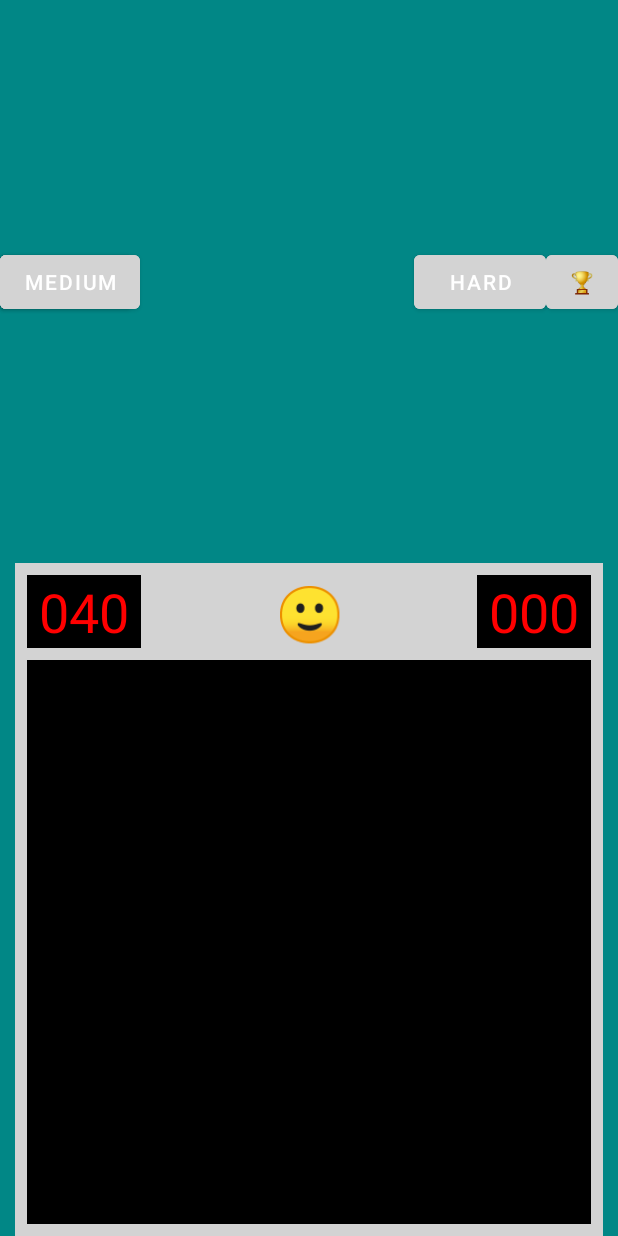
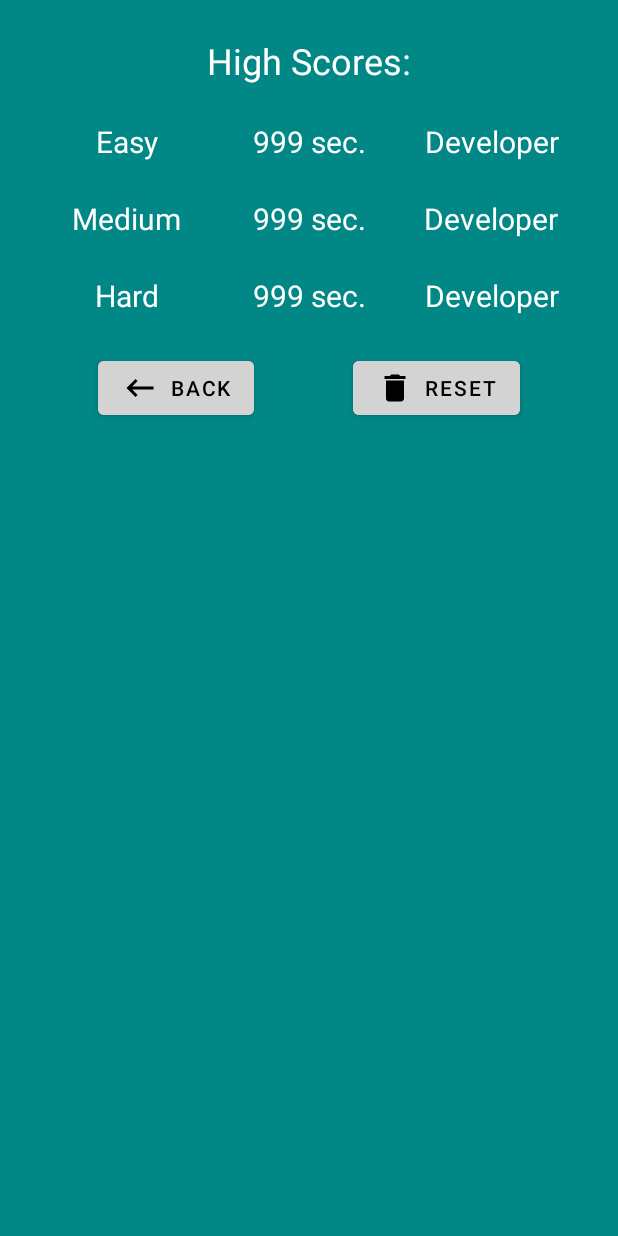
Before and after one commit to Aeforeva/Minesweeper, an Android app: the screen it shows after launch (MainActivity), after a tap on an icon or button, on a phone screen of 412 x 824 dp. Run offline under Robolectric (Android 15) with nearby library versions, the phone set to English and light mode, and no system bars; our stand-ins replace data binding, navigation-ui; 8 statements that could not run were skipped; 2 other taps on this screen came first.

Commit message:
store high scores with sharedPref

```diff
--- a/app/src/main/java/com/example/minesweeper/ui/MainViewModel.kt
+++ b/app/src/main/java/com/example/minesweeper/ui/MainViewModel.kt
@@ -30,6 +30,7 @@ class MainViewModel : ViewModel() {
     var xMax = 10
     var yMax = 10
     var minesToSet = 10
+    var isFirstStart = true
 
 //    init {
 //        setGameParameters(gameType.value!!)
--- a/app/src/main/java/com/example/minesweeper/ui/OneFragment.kt
+++ b/app/src/main/java/com/example/minesweeper/ui/OneFragment.kt
@@ -16,6 +16,7 @@ import com.example.minesweeper.adapters.CellAdapter
 import com.example.minesweeper.databinding.FragmentOneBinding
 import com.example.minesweeper.model.Cell
 import androidx.core.content.edit
+import androidx.navigation.fragment.findNavController
 import com.example.minesweeper.data.*
 
 class OneFragment : Fragment() {
@@ -92,13 +93,16 @@ class OneFragment : Fragment() {
         binding.newGameButton.setOnClickListener { newGame(viewModel.gameType.value!!) }
 
         binding.highScore.setOnClickListener {
-            // TODO score screen
-            Log.d("EASY", "${viewModel.easyName} ${viewModel.easyScore}")
-            Log.d("MEDIUM", "${viewModel.mediumName} ${viewModel.mediumScore}")
-            Log.d("EASY", "${viewModel.hardName} ${viewModel.hardScore}")
+            val action = OneFragmentDirections.actionOneFragmentToScoreFragment()
+            findNavController().navigate(action)
         }
 
-        newGame(viewModel.gameType.value!!)
+        if (viewModel.isFirstStart) {
+            newGame(viewModel.gameType.value!!)
+            viewModel.isFirstStart = false
+        } else {
+            oneClickLogic()
+        }
     }
 
     private fun newGame(gameType: Int) {
@@ -156,6 +160,10 @@ class OneFragment : Fragment() {
         }
     }
 
+    private fun askPlayerNameDialog() {
+        // TODO("Not yet implemented")
+    }
+
     private fun setNewHighScore(gameType: Int) {
         askPlayerNameDialog()
         when (gameType) {
@@ -179,10 +187,6 @@ class OneFragment : Fragment() {
             }
         }
     }
-
-    private fun askPlayerNameDialog() {
-        // TODO("Not yet implemented")
-    }
 }
 
 fun Fragment.vibratePhone() {
--- /dev/null
+++ b/app/src/main/java/com/example/minesweeper/ui/ScoreFragment.kt
@@ -0,0 +1,78 @@
+package com.example.minesweeper.ui
+
+import android.content.SharedPreferences
+import android.os.Bundle
+import androidx.fragment.app.Fragment
+import android.view.LayoutInflater
+import android.view.View
+import android.view.ViewGroup
+import androidx.appcompat.app.AppCompatActivity
+import androidx.core.content.edit
+import androidx.fragment.app.activityViewModels
+import androidx.navigation.fragment.findNavController
+import com.example.minesweeper.R
+import com.example.minesweeper.data.*
+import com.example.minesweeper.databinding.FragmentOneBinding
+import com.example.minesweeper.databinding.FragmentScoreBinding
+
+class ScoreFragment : Fragment() {
+
+    private val viewModel: MainViewModel by activityViewModels()
+    private lateinit var binding: FragmentScoreBinding
+    private lateinit var sharedPref: SharedPreferences
+
+    override fun onCreateView(
+        inflater: LayoutInflater, container: ViewGroup?,
+        savedInstanceState: Bundle?
+    ): View? {
+        // Inflate the layout for this fragment
+        binding = FragmentScoreBinding.inflate(inflater, container, false)
+        sharedPref = requireActivity().getPreferences(AppCompatActivity.MODE_PRIVATE)
+        setScoresContent()
+        return binding.root
+    }
+
+    override fun onViewCreated(view: View, savedInstanceState: Bundle?) {
+        super.onViewCreated(view, savedInstanceState)
+
+        binding.buttonBack.setOnClickListener {
+            val action = ScoreFragmentDirections.actionScoreFragmentToOneFragment()
+            findNavController().navigate(action)
+        }
+        binding.buttonReset.setOnClickListener {
+            confirmResetScores()
+            resetScores()
+            setScoresContent()
+        }
+    }
+
+    private fun confirmResetScores() {
+        // TODO("Not yet implemented")
+    }
+
+    private fun resetScores() {
+        viewModel.easyScore = 999
+        viewModel.mediumScore = 999
+        viewModel.hardScore = 999
+        viewModel.easyName = "Developer"
+        viewModel.mediumName = "Developer"
+        viewModel.hardName = "Developer"
+        viewModel.playerName = "Player"
+
+        sharedPref.edit() { putInt(EASY_HIGH_SCORE, 999).apply() }
+        sharedPref.edit() { putString(EASY_TOP_PLAYER, "Developer").apply() }
+        sharedPref.edit() { putInt(MEDIUM_HIGH_SCORE, 999).apply() }
+        sharedPref.edit() { putString(MEDIUM_TOP_PLAYER, "Developer").apply() }
+        sharedPref.edit() { putInt(HARD_HIGH_SCORE, 999).apply() }
+        sharedPref.edit() { putString(HARD_TOP_PLAYER, "Developer").apply() }
+    }
+
+    private fun setScoresContent() {
+        binding.easyScore.text = "${viewModel.easyScore} sec."
+        binding.easyName.text = viewModel.easyName
+        binding.mediumScore.text = "${viewModel.mediumScore} sec."
+        binding.mediumName.text = viewModel.mediumName
+        binding.hardScore.text = "${viewModel.hardScore} sec."
+        binding.hardName.text = viewModel.hardName
+    }
+}
--- /dev/null
+++ b/app/src/main/res/drawable/ic_baseline_delete_24.xml
@@ -0,0 +1,10 @@
+<vector xmlns:android="http://schemas.android.com/apk/res/android"
+    android:width="24dp"
+    android:height="24dp"
+    android:tint="#000000"
+    android:viewportWidth="24"
+    android:viewportHeight="24">
+    <path
+        android:fillColor="@android:color/white"
+        android:pathData="M6,19c0,1.1 0.9,2 2,2h8c1.1,0 2,-0.9 2,-2V7H6v12zM19,4h-3.5l-1,-1h-5l-1,1H5v2h14V4z" />
+</vector>
--- /dev/null
+++ b/app/src/main/res/drawable/ic_baseline_keyboard_backspace_24.xml
@@ -0,0 +1,5 @@
+<vector android:autoMirrored="true" android:height="24dp"
+    android:tint="#000000" android:viewportHeight="24"
+    android:viewportWidth="24" android:width="24dp" xmlns:android="http://schemas.android.com/apk/res/android">
+    <path android:fillColor="@android:color/white" android:pathData="M21,11H6.83l3.58,-3.59L9,6l-6,6 6,6 1.41,-1.41L6.83,13H21z"/>
+</vector>
--- /dev/null
+++ b/app/src/main/res/layout/fragment_score.xml
@@ -0,0 +1,162 @@
+<?xml version="1.0" encoding="utf-8"?>
+<layout xmlns:android="http://schemas.android.com/apk/res/android"
+    xmlns:app="http://schemas.android.com/apk/res-auto"
+    xmlns:tools="http://schemas.android.com/tools">
+
+    <data>
+
+    </data>
+
+    <androidx.constraintlayout.widget.ConstraintLayout
+        android:layout_width="match_parent"
+        android:layout_height="match_parent"
+        android:background="@color/teal_700"
+        tools:context=".ScoreFragment">
+
+
+        <TextView
+            android:id="@+id/high_score_title"
+            android:layout_width="wrap_content"
+            android:layout_height="wrap_content"
+            android:layout_marginTop="24dp"
+            android:text="High Scores:"
+            android:textColor="@color/white"
+            android:textSize="24sp"
+            app:layout_constraintEnd_toEndOf="parent"
+            app:layout_constraintStart_toStartOf="parent"
+            app:layout_constraintTop_toTopOf="parent" />
+
+        <TextView
+            android:id="@+id/easy"
+            android:layout_width="wrap_content"
+            android:layout_height="wrap_content"
+            android:layout_marginTop="24dp"
+            android:text="Easy"
+            android:textColor="@color/white"
+            android:textSize="20sp"
+            app:layout_constraintEnd_toStartOf="@+id/easy_score"
+            app:layout_constraintStart_toStartOf="parent"
+            app:layout_constraintTop_toBottomOf="@+id/high_score_title" />
+
+        <TextView
+            android:id="@+id/easy_score"
+            android:layout_width="wrap_content"
+            android:layout_height="wrap_content"
+            android:layout_marginTop="24dp"
+            android:textColor="@color/white"
+            android:textSize="20sp"
+            app:layout_constraintEnd_toEndOf="parent"
+            app:layout_constraintStart_toStartOf="parent"
+            app:layout_constraintTop_toBottomOf="@+id/high_score_title" />
+
+        <TextView
+            android:id="@+id/easy_name"
+            android:layout_width="wrap_content"
+            android:layout_height="wrap_content"
+            android:layout_marginTop="24dp"
+            android:textColor="@color/white"
+            android:textSize="20sp"
+            app:layout_constraintEnd_toEndOf="parent"
+            app:layout_constraintStart_toEndOf="@+id/easy_score"
+            app:layout_constraintTop_toBottomOf="@+id/high_score_title" />
+
+        <TextView
+            android:id="@+id/medium"
+            android:layout_width="wrap_content"
+            android:layout_height="wrap_content"
+            android:layout_marginTop="24dp"
+            android:text="Medium"
+            android:textColor="@color/white"
+            android:textSize="20sp"
+            app:layout_constraintEnd_toStartOf="@+id/medium_score"
+            app:layout_constraintStart_toStartOf="parent"
+            app:layout_constraintTop_toBottomOf="@+id/easy" />
+
+        <TextView
+            android:id="@+id/medium_score"
+            android:layout_width="wrap_content"
+            android:layout_height="wrap_content"
+            android:layout_marginTop="24dp"
+            android:textColor="@color/white"
+            android:textSize="20sp"
+            app:layout_constraintEnd_toEndOf="parent"
+            app:layout_constraintStart_toStartOf="parent"
+            app:layout_constraintTop_toBottomOf="@+id/easy_score" />
+
+        <TextView
+            android:id="@+id/medium_name"
+            android:layout_width="wrap_content"
+            android:layout_height="wrap_content"
+            android:layout_marginTop="24dp"
+            android:textColor="@color/white"
+            android:textSize="20sp"
+            app:layout_constraintEnd_toEndOf="parent"
+            app:layout_constraintHorizontal_bias="0.495"
+            app:layout_constraintStart_toEndOf="@+id/medium_score"
+            app:layout_constraintTop_toBottomOf="@+id/easy_name" />
+
+        <TextView
+            android:id="@+id/hard"
+            android:layout_width="wrap_content"
+            android:layout_height="wrap_content"
+            android:layout_marginTop="24dp"
+            android:text="Hard"
+            android:textColor="@color/white"
+            android:textSize="20sp"
+            app:layout_constraintEnd_toStartOf="@+id/hard_score"
+            app:layout_constraintStart_toStartOf="parent"
+            app:layout_constraintTop_toBottomOf="@+id/medium" />
+
+        <TextView
+            android:id="@+id/hard_score"
+            android:layout_width="wrap_content"
+            android:layout_height="wrap_content"
+            android:layout_marginTop="24dp"
+            android:textColor="@color/white"
+            android:textSize="20sp"
+            app:layout_constraintEnd_toEndOf="parent"
+            app:layout_constraintStart_toStartOf="parent"
+            app:layout_constraintTop_toBottomOf="@+id/medium_score" />
+
+        <TextView
+            android:id="@+id/hard_name"
+            android:layout_width="wrap_content"
+            android:layout_height="wrap_content"
+            android:layout_marginTop="24dp"
+            android:textColor="@color/white"
+            android:textSize="20sp"
+            app:layout_constraintEnd_toEndOf="parent"
+            app:layout_constraintStart_toEndOf="@+id/hard_score"
+            app:layout_constraintTop_toBottomOf="@+id/medium_name" />
+
+        <Button
+            android:id="@+id/button_back"
+            android:layout_width="wrap_content"
+            android:layout_height="wrap_content"
+            android:layout_marginTop="24dp"
+            android:backgroundTint="@color/lt_gray"
+            android:gravity="center"
+            android:text="back"
+            android:textColor="@color/black"
+            app:icon="@drawable/ic_baseline_keyboard_backspace_24"
+            app:iconTint="@color/black"
+            app:layout_constraintEnd_toStartOf="@+id/button_reset"
+            app:layout_constraintStart_toStartOf="parent"
+            app:layout_constraintTop_toBottomOf="@+id/hard" />
+
+        <Button
+            android:id="@+id/button_reset"
+            android:layout_width="wrap_content"
+            android:layout_height="wrap_content"
+            android:layout_marginTop="24dp"
+            android:backgroundTint="@color/lt_gray"
+            android:text="reset"
+            android:textColor="@color/black"
+            app:icon="@drawable/ic_baseline_delete_24"
+            app:iconTint="@color/black"
+            app:layout_constraintEnd_toEndOf="parent"
+            app:layout_constraintStart_toEndOf="@+id/button_back"
+            app:layout_constraintTop_toBottomOf="@+id/hard_name" />
+
+    </androidx.constraintlayout.widget.ConstraintLayout>
+</layout>
--- a/app/src/main/res/navigation/nav_graph.xml
+++ b/app/src/main/res/navigation/nav_graph.xml
@@ -10,5 +10,19 @@
         android:id="@+id/oneFragment"
         android:name="com.example.minesweeper.ui.OneFragment"
         android:label="fragment_one"
-        tools:layout="@layout/fragment_one" />
+        tools:layout="@layout/fragment_one" >
+        <action
+            android:id="@+id/action_oneFragment_to_scoreFragment"
+            app:destination="@id/scoreFragment" />
+    </fragment>
+    <fragment
+        android:id="@+id/scoreFragment"
+        android:name="com.example.minesweeper.ui.ScoreFragment"
+        android:label="ScoreFragment" >
+        <action
+            android:id="@+id/action_scoreFragment_to_oneFragment"
+            app:destination="@id/oneFragment"
+            app:popUpTo="@id/oneFragment"
+            app:popUpToInclusive="false" />
+    </fragment>
 </navigation>
--- a/app/src/main/res/values/strings.xml
+++ b/app/src/main/res/values/strings.xml
@@ -6,4 +6,5 @@
     <string name="medium">medium</string>
     <string name="hard">hard</string>
     <string name="high_score">🏆</string>
+    <string name="sec">%s sec.</string>
 </resources>
```
